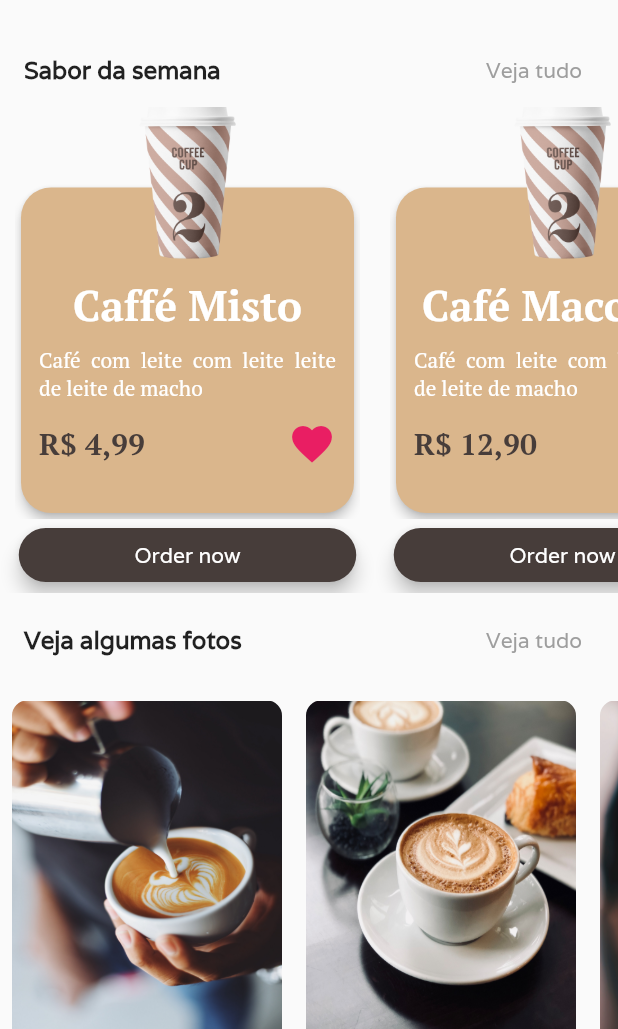
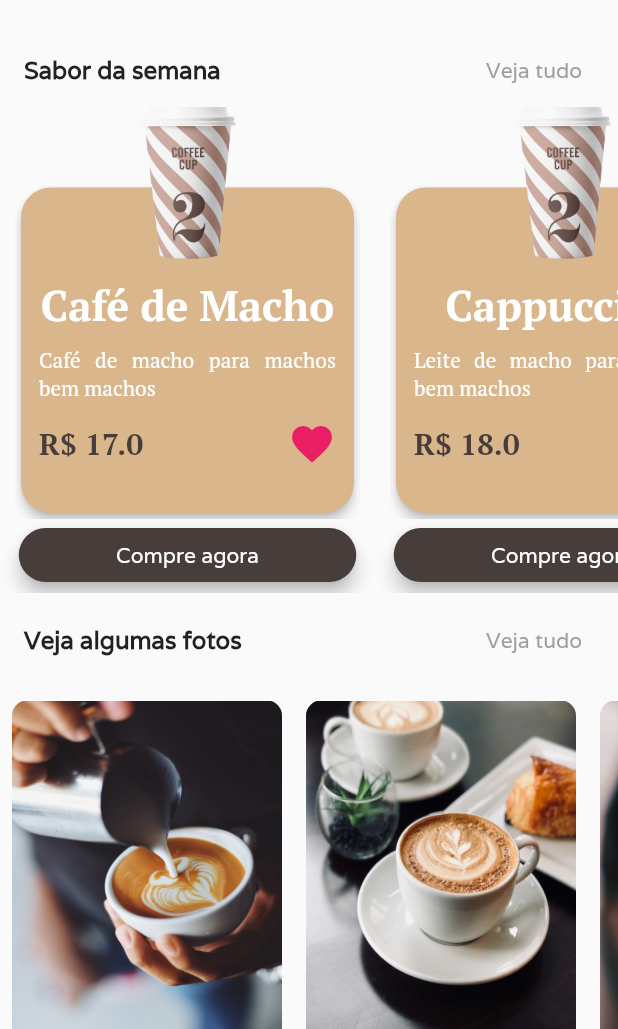
Before and after one commit to Gustavo-CRS/flutter_cafeteria, a Flutter app: the screen it shows after launch, on a phone screen of 412 x 824 dp, the part 207-1236 px from its top. Run offline on Flutter 3.47's test engine with Material 2 defaults, Android fonts, the light colour scheme and no system bars; network calls fail.

Commit message:
mudança do json para salvo em memória

```diff
--- a/flutter_coffee_shop/cafeteria_flutter/assets/database/coffee.json
+++ /dev/null
@@ -1,16 +0,0 @@
-{
-    "cafe": [
-        {
-            "nome": "Caffé Misto",
-            "descricao": "Café com leite com leite leite de leite de macho",
-            "preco": "4,99",
-            "imagem": "assets/twocup.png"
-        },
-        {
-            "nome": "Café Macciato",
-            "descricao": "Café com leite com leite leite de leite de macho",
-            "preco": "12,90",
-            "imagem": "assets/twocup.png"
-        }
-    ]
-}
--- a/flutter_coffee_shop/cafeteria_flutter/lib/home/home_page.dart
+++ b/flutter_coffee_shop/cafeteria_flutter/lib/home/home_page.dart
@@ -12,7 +12,7 @@ class HomePage extends StatefulWidget {
 }
 
 class _HomePageState extends State<HomePage> {
-  final controller = HomeController();
+  final HomeController cafeController = HomeController();
 
   @override
   Widget build(BuildContext context) {
@@ -43,20 +43,17 @@ class _HomePageState extends State<HomePage> {
           ),
           Container(
             height: 324,
-            child: FutureBuilder(
-              future: controller.getCafe(),
-              builder: (context, snapshot) => ListView.builder(
-                scrollDirection: Axis.horizontal,
-                itemBuilder: (context, index) {
-                  return CardCoffeeWidget(
-                    nome: controller.coffee.cafeList[index].nome,
-                    descricao: controller.coffee.cafeList[index].descricao,
-                    preco: controller.coffee.cafeList[index].preco,
-                    imagem: controller.coffee.cafeList[index].imagem,
-                  );
-                },
-                itemCount: controller.coffee.cafeList.length,
-              ),
+            child: ListView.builder(
+              scrollDirection: Axis.horizontal,
+              itemBuilder: (context, index) {
+                return CardCoffeeWidget(
+                  descricao: cafeController.lista[index].descricao,
+                  imagem: cafeController.lista[index].imagem,
+                  nome: cafeController.lista[index].nome,
+                  preco: cafeController.lista[index].preco,
+                );
+              },
+              itemCount: cafeController.lista.length,
             ),
           ),
           SizedBox(
--- a/flutter_coffee_shop/cafeteria_flutter/lib/home/home_page_controller.dart
+++ b/flutter_coffee_shop/cafeteria_flutter/lib/home/home_page_controller.dart
@@ -1,15 +1,15 @@
 import 'package:cafeteria_flutter/home/home_page_repository.dart';
-import 'package:cafeteria_flutter/shared/models/coffee_list_model.dart';
+import 'package:cafeteria_flutter/shared/models/coffee_model.dart';
 
 class HomeController {
-  CoffeeListModel coffee = CoffeeListModel(cafeList: []);
+  List<CoffeeModel> lista = [];
 
   final repository = HomePageRepository();
   HomeController() {
     getCafe();
   }
 
-  Future<void> getCafe() async {
-    coffee.cafeList = await repository.getCoffeeList();
+  getCafe() {
+    lista = repository.getCoffeeList();
   }
 }
--- a/flutter_coffee_shop/cafeteria_flutter/lib/home/home_page_repository.dart
+++ b/flutter_coffee_shop/cafeteria_flutter/lib/home/home_page_repository.dart
@@ -1,13 +1,19 @@
 import 'package:cafeteria_flutter/shared/models/coffee_model.dart';
-import 'package:flutter/services.dart';
-import 'dart:convert';
 
 class HomePageRepository {
-  Future<List<CoffeeModel>> getCoffeeList() async {
-    final response = await rootBundle.loadString("assets/database/coffee.json");
-    final map = jsonDecode(response) as Map<String, dynamic>;
-    final list = map["cafe"] as List;
-    final cafes = list.map((e) => CoffeeModel.fromMap(e)).toList();
-    return cafes;
+  final List<CoffeeModel> listCoffeeModel = [
+    CoffeeModel(
+        nome: "Café de Macho",
+        descricao: "Café de macho para machos bem machos",
+        preco: 17,
+        imagem: "assets/twocup.png"),
+    CoffeeModel(
+        nome: "Cappuccino",
+        descricao: "Leite de macho para machos bem machos",
+        preco: 18,
+        imagem: "assets/twocup.png"),
+  ];
+  List<CoffeeModel> getCoffeeList() {
+    return listCoffeeModel;
   }
 }
--- a/flutter_coffee_shop/cafeteria_flutter/lib/home/widgets/appbar_widget.dart
+++ b/flutter_coffee_shop/cafeteria_flutter/lib/home/widgets/appbar_widget.dart
@@ -22,7 +22,9 @@ class AppBarWidget extends PreferredSize {
                       Text.rich(TextSpan(
                           text: "Olá, ",
                           style: TextStyle(
-                              fontSize: 26.0, color: Color(0xFF473D3A)),
+                            fontSize: 26.0,
+                            color: Color(0xFF473D3A),
+                          ),
                           children: [
                             TextSpan(
                               text: "Guerreiro Broxinha",
--- a/flutter_coffee_shop/cafeteria_flutter/lib/home/widgets/card_coffee_widget.dart
+++ b/flutter_coffee_shop/cafeteria_flutter/lib/home/widgets/card_coffee_widget.dart
@@ -3,7 +3,7 @@ import 'package:flutter/material.dart';
 class CardCoffeeWidget extends StatelessWidget {
   final String nome;
   final String descricao;
-  final String preco;
+  final double preco;
   final String imagem;
 
   const CardCoffeeWidget({
@@ -21,7 +21,9 @@ class CardCoffeeWidget extends StatelessWidget {
       width: 250,
       child: Column(
         children: [
-          Stack(
+          Container(
+            height: 275,
+            child: Stack(
               alignment: Alignment.center,
               clipBehavior: Clip.antiAlias,
               children: [
@@ -95,12 +97,13 @@ class CardCoffeeWidget extends StatelessWidget {
                 ),
               ],
             ),
+          ),
           Container(
             width: 225,
             child: TextButton(
               onPressed: () {},
               child: Text(
-                "Order now",
+                "Compre agora",
                 style: TextStyle(color: Colors.white),
               ),
               style: TextButton.styleFrom(
--- a/flutter_coffee_shop/cafeteria_flutter/lib/shared/models/coffee_list_model.dart
+++ /dev/null
@@ -1,27 +0,0 @@
-import 'dart:convert';
-
-import 'package:cafeteria_flutter/shared/models/coffee_model.dart';
-
-class CoffeeListModel {
-  List<CoffeeModel> cafeList;
-
-  CoffeeListModel({required this.cafeList});
-
-  Map<String, dynamic> toMap() {
-    return {
-      'cafe': cafeList.map((x) => x.toMap()).toList(),
-    };
-  }
-
-  factory CoffeeListModel.fromMap(Map<String, dynamic> map) {
-    return CoffeeListModel(
-      cafeList: List<CoffeeModel>.from(
-          map['cafe']?.map((x) => CoffeeModel.fromMap(x))),
-    );
-  }
-
-  String toJson() => json.encode(toMap());
-
-  factory CoffeeListModel.fromJson(String source) =>
-      CoffeeListModel.fromMap(json.decode(source));
-}
```
Also changed, not shown: flutter_coffee_shop/cafeteria_flutter/lib/shared/models/coffe_details_model.dart (+10 -2 lines), flutter_coffee_shop/cafeteria_flutter/lib/shared/models/coffee_model.dart (+1 -6 lines). Lines whose indentation alone changed are shown as unchanged.
